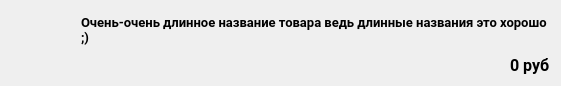
Old version of the form app_modules/productListModule/ui/productListItem.ui in the repository CralixRaev/qtCashier.
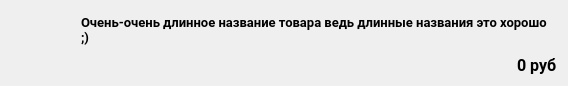
New version of the form.

What changed in the file:
```diff
--- a/app_modules/productListModule/ui/productListItem.ui
+++ b/app_modules/productListModule/ui/productListItem.ui
@@ -6,12 +6,12 @@
    <rect>
     <x>0</x>
     <y>0</y>
-    <width>561</width>
-    <height>76</height>
+    <width>568</width>
+    <height>82</height>
    </rect>
   </property>
   <property name="sizePolicy">
-   <sizepolicy hsizetype="Preferred" vsizetype="Preferred">
+   <sizepolicy hsizetype="Minimum" vsizetype="Minimum">
     <horstretch>0</horstretch>
     <verstretch>0</verstretch>
    </sizepolicy>
```
